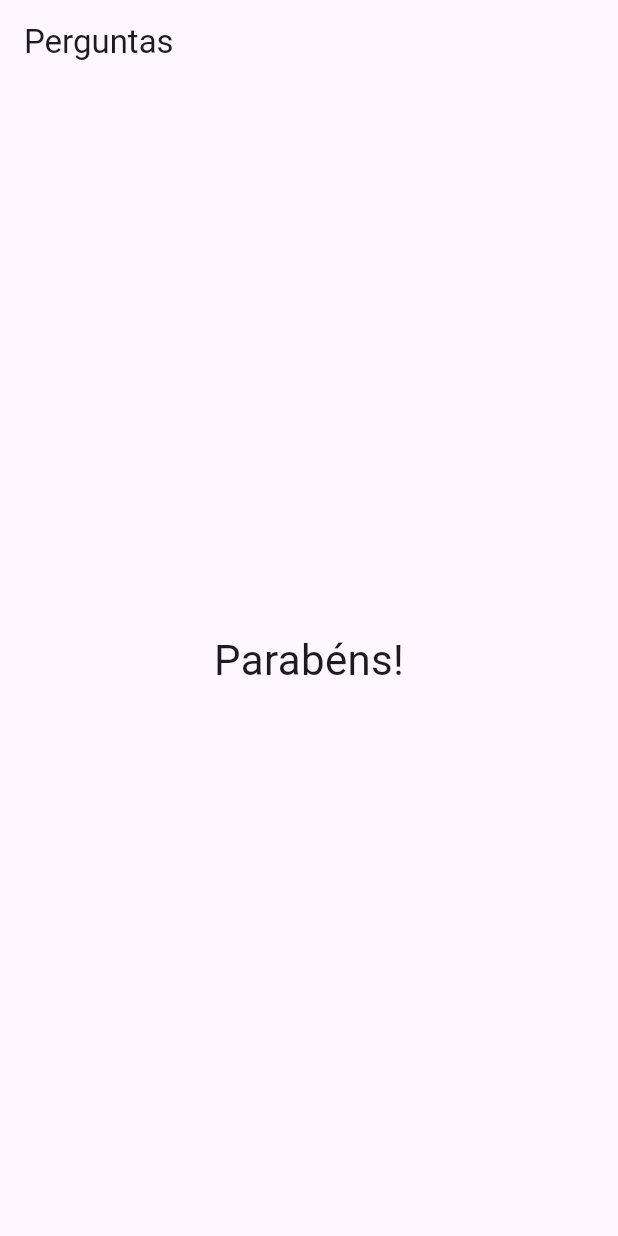
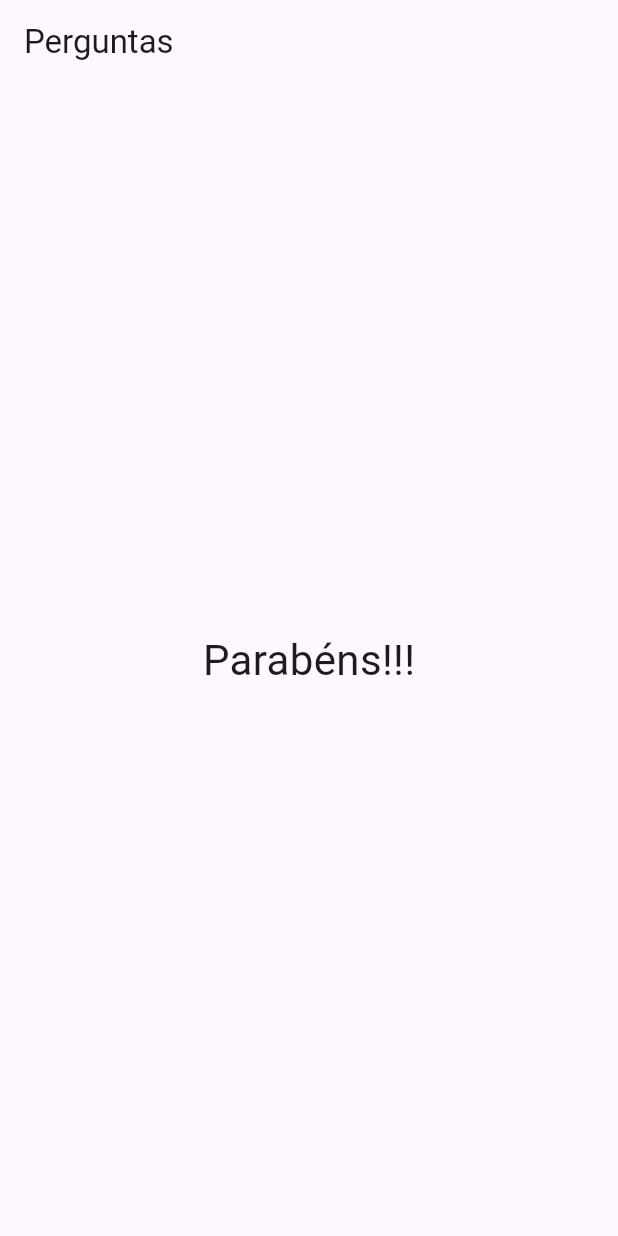
Before and after one commit to Git-LeAmaral/perguntas_e_respostas, a Flutter app: the screen it shows after launch, after a tap on "Preto", after a tap on "Sedan", after a tap on "Italia", on a phone screen of 412 x 824 dp. Run offline on Flutter 3.47's test engine with Material 3 defaults, Android fonts, the phone set to English and light mode, and no system bars.

Commit message:
refactor: refatorado o widget de resultado

```diff
--- a/lib/main.dart
+++ b/lib/main.dart
@@ -1,6 +1,7 @@
 import 'package:flutter/material.dart';
 import './questao.dart';
 import './resposta.dart';
+import './resultado.dart';
 
 void main() => runApp(const PerguntaApp());
 
@@ -68,12 +69,7 @@ class _PerguntaAppState extends State<PerguntaApp> {
             ),
             ...widgets,
           ],
-        ) : const Center(
-              child: Text(
-                'Parabéns!',
-                style: TextStyle(fontSize: 28),
-                ),
-          ),
+        ) : Resultado(),
       ),
     );
   }
--- /dev/null
+++ b/lib/resultado.dart
@@ -0,0 +1,17 @@
+import 'package:flutter/material.dart';
+
+class Resultado extends StatelessWidget {
+  const Resultado({super.key});
+
+  // const Resultado({super.key});
+
+  @override
+  Widget build(BuildContext context) {
+    return const Center(
+              child: Text(
+                'Parabéns!!!',
+                style: TextStyle(fontSize: 28),
+                ),
+          );
+  }
+}
```
